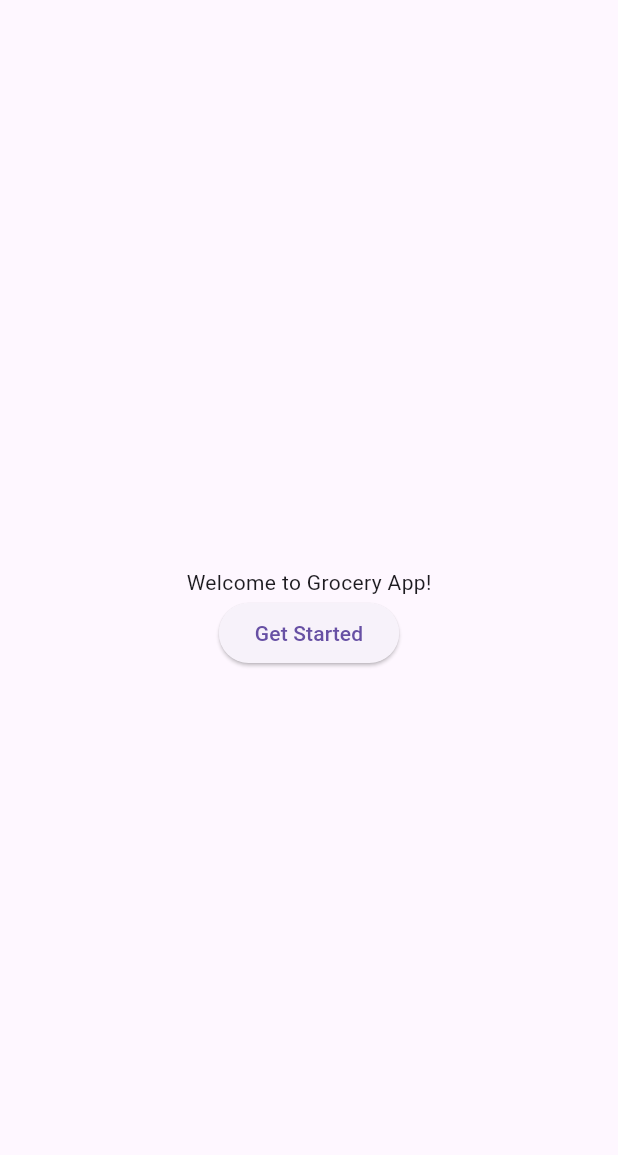
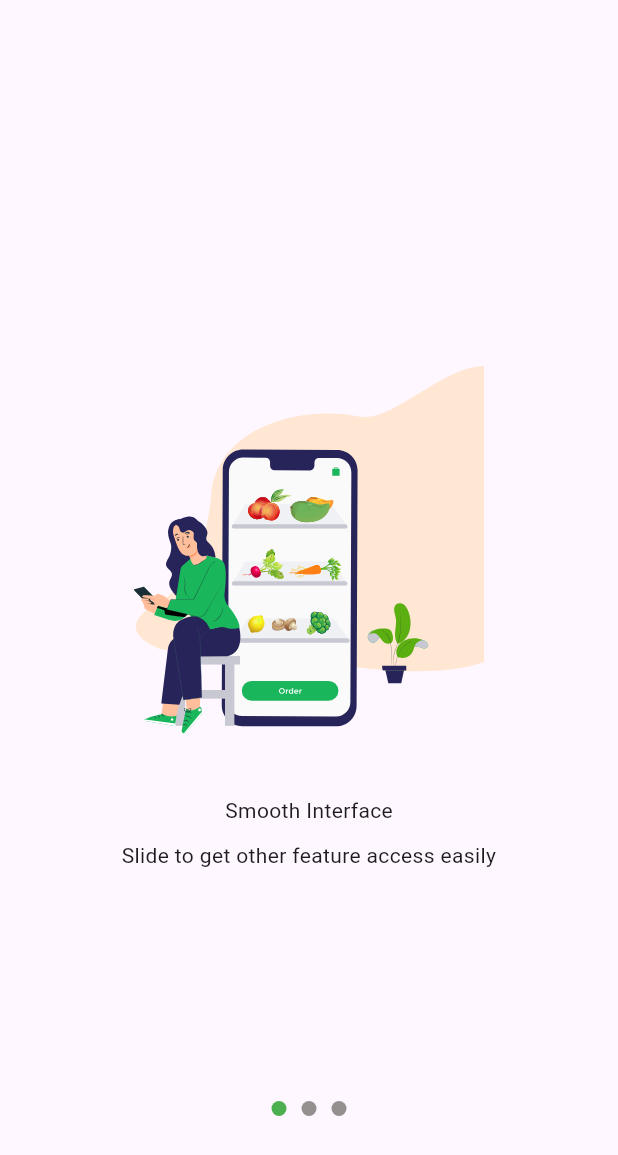
Before and after one commit to jinendra-mechodal/grocery_app, a Flutter app: the screen it shows after launch, on a phone screen of 412 x 824 dp. Shown: the top 1155 px of the screen. Run offline on Flutter 3.47's test engine with Material 3 defaults, Android fonts, the phone set to English and light mode, and no system bars; our stand-ins replace flutter_svg, fluttertoast, get.

Commit message:
svg add
onboard svg add

```diff
--- a/lib/features/onboarding/view/onboarding_page.dart
+++ b/lib/features/onboarding/view/onboarding_page.dart
@@ -1,18 +1,152 @@
 import 'package:flutter/material.dart';
+import 'package:flutter_svg/svg.dart';
 import 'package:get/get.dart';
+import 'package:get/get_core/src/get_main.dart';
 
-class OnboardingPage1 extends StatelessWidget {
+
+class OnboardingPage1 extends StatefulWidget {
+  const OnboardingPage1({super.key});
+
+  @override
+  State<OnboardingPage1> createState() => _OnboardingPage1State();
+}
+
+class _OnboardingPage1State extends State<OnboardingPage1> {
+  final List<Map<String, String>> onboardingData = [
+    {
+      'image': 'assets/icons/onboard_svg1.svg',
+      'title': 'Smooth Interface',
+      'description': 'Slide to get other feature access easily'
+    },
+    {
+      'image': 'assets/icons/onboard_svg2.svg',
+      'title': 'Calculate Everything',
+      'description': 'Get perfect data with any type of EMI with just one interface'
+    },
+    {
+      'image': 'assets/icons/onboard_svg3.svg',
+      'title': 'Thank You',
+      'description': 'Your one time use case also gives us hope that we can make it more accessible.\nThank you for using our application 🙏'
+    },
+  ];
+
+
+  PageController pageController = PageController();
+  int currentPage = 0;
+
+  void onPageChanged(int index) {
+    setState(() {
+      currentPage = index;
+    });
+  }
+
+  void navigateToLogin() {
+    // Add your navigation logic here
+    // Example: Navigator.pushReplacement(context, MaterialPageRoute(builder: (context) => LoginPage()));
+  }
+
+  void nextPage() {
+    if (currentPage < onboardingData.length - 1) {
+      pageController.nextPage(
+        duration: Duration(milliseconds: 400),
+        curve: Curves.easeInOut,
+      );
+    } else {
+      navigateToLogin();
+    }
+  }
+
   @override
   Widget build(BuildContext context) {
-    return Scaffold(
-      body: Center(
-        child: Column(
-          mainAxisAlignment: MainAxisAlignment.center,
+    double screenHeight = MediaQuery.sizeOf(context).height;
+    double screenWidth = MediaQuery.sizeOf(context).width;
+    return SafeArea(
+      child: Scaffold(
+        body: Stack(
           children: [
-            Text('Welcome to Grocery App!'),
-            ElevatedButton(
-              onPressed: () => Get.toNamed('/login'),
-              child: Text('Get Started'),
+            PageView.builder(
+              scrollDirection: Axis.horizontal,
+              controller: pageController,
+              itemCount: onboardingData.length,
+              onPageChanged: onPageChanged,
+              itemBuilder: (context, index) {
+                return Column(
+                  mainAxisAlignment: MainAxisAlignment.center,
+                  crossAxisAlignment: CrossAxisAlignment.center,
+                  children: [
+                    // This is for image
+                    Container(
+                      height: MediaQuery.of(context).size.height * 0.3,
+                      child:SvgPicture.asset(onboardingData[index]['image']!,height: screenHeight * 0.46,width: screenWidth * 0.9,),
+                    ),
+                    SizedBox(height: 30),
+                    // This is for title
+                    Padding(
+                      padding: EdgeInsets.all(10),
+                      child: Text(
+                        onboardingData[index]['title']!,
+                      ),
+                    ),
+                    // This is for description
+                    Padding(
+                      padding: EdgeInsets.symmetric(horizontal: 25),
+                      child: Text(
+                        onboardingData[index]['description']!,
+                        textAlign: TextAlign.center,
+                      ),
+                    ),
+                  ],
+                );
+              },
+            ),
+            Positioned(
+              bottom: 80,
+              left: 0,
+              right: 0,
+              child: Row(
+                mainAxisAlignment: MainAxisAlignment.center,
+                children: List<Widget>.generate(onboardingData.length, (index) {
+                  return AnimatedContainer(
+                    duration: Duration(milliseconds: 200),
+                    margin: EdgeInsets.symmetric(horizontal: 5.0),
+                    height: 10.0,
+                    width: currentPage == index ? 10.0 : 10.0,
+                    decoration: BoxDecoration(
+                      color: currentPage == index ? Colors.green : Color(0xff949090),
+                      borderRadius: BorderRadius.circular(5.0),
+                    ),
+                  );
+                }),
+              ),
+            ),
+            Positioned(
+              bottom: 0,
+              left: 0,
+              right: 0,
+              child: Column(
+                children: [
+                  // This Is For Button
+                  if (currentPage == onboardingData.length - 1)
+                    InkWell(
+                      onTap: () {
+                        // Get.to(Home());
+                      },
+                      child: Center(
+                        child: Container(
+                          height: 50,
+                          width: MediaQuery.of(context).size.width - 30,
+                          decoration: BoxDecoration(
+                              borderRadius: BorderRadius.circular(15), color: Colors.green),
+                          child: Center(
+                            child: Text(
+                              "CONTINUE",
+                            ),
+                          ),
+                        ),
+                      ),
+                    ),
+                ],
+              ),
             ),
           ],
         ),
```
Also changed, not shown: pubspec.yaml (+5 -3 lines), assets/icons/onboard_svg1.svg (added), assets/icons/onboard_svg2.svg (added), assets/icons/onboard_svg3.svg (added), pubspec.lock, 1 other file.
